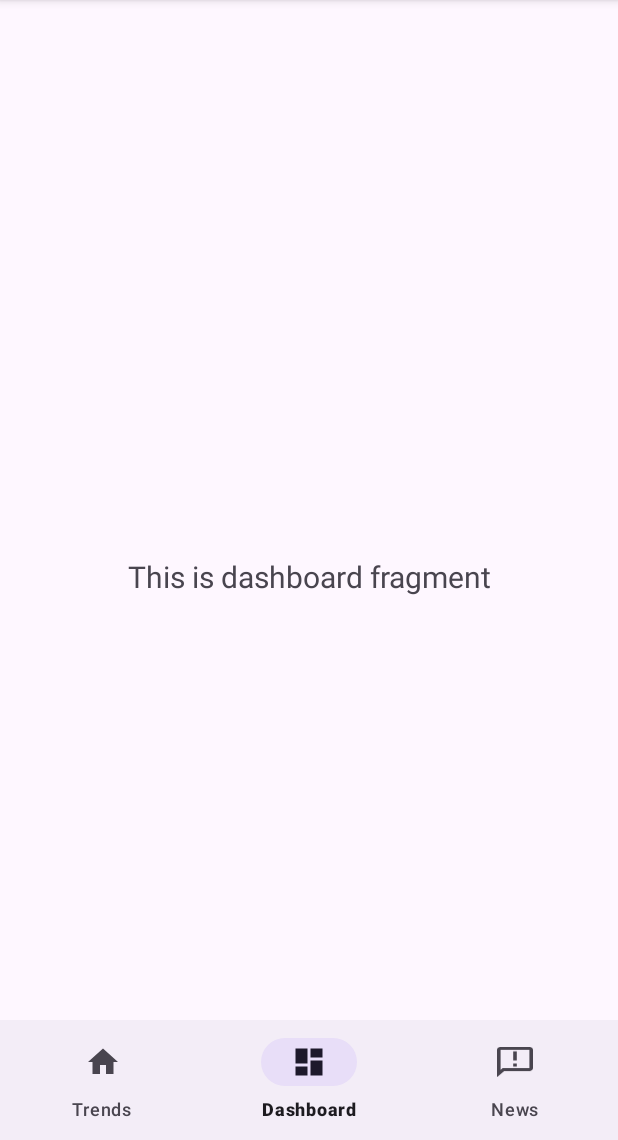
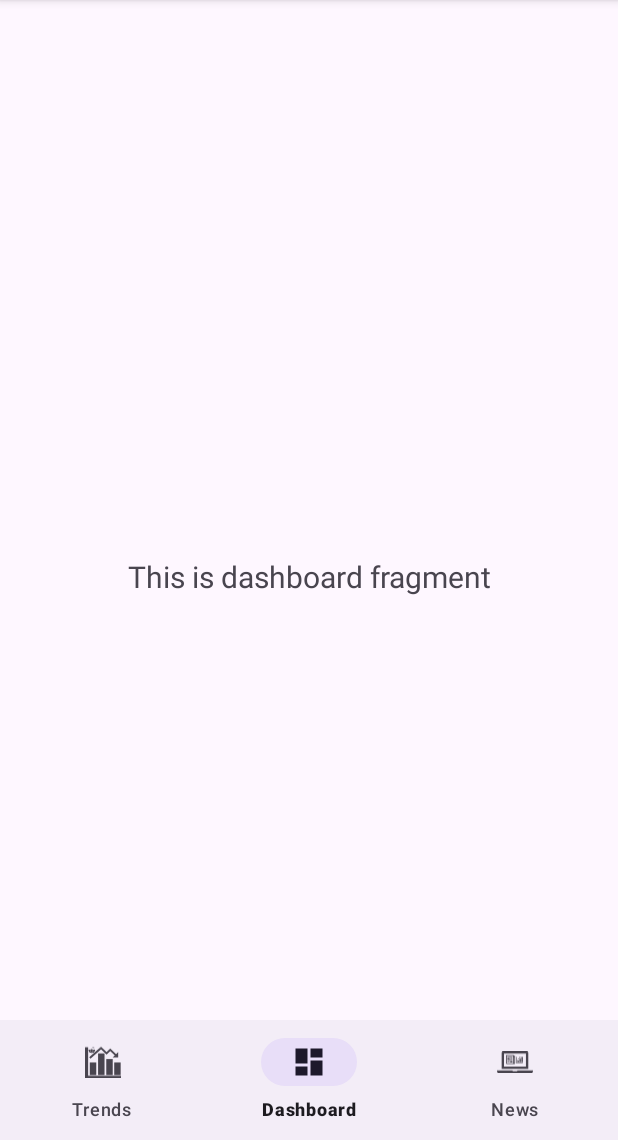
Before and after one commit to lightvision/Smart_Market_Insight, an Android app: the screen it shows after launch (MainActivity), item 2 of the bottom bar chosen, on a phone screen of 412 x 824 dp, the part 96-1236 px from its top. Run offline under Robolectric (Android 15) with nearby library versions, the phone set to English and light mode, and no system bars; our stand-ins replace navigation-ui.

```diff
--- a/app/src/main/res/drawable/ic_news_black_24dp.xml
+++ b/app/src/main/res/drawable/ic_news_black_24dp.xml
@@ -1,10 +1,60 @@
 <vector xmlns:android="http://schemas.android.com/apk/res/android"
-    android:width="405dp"
-    android:height="342dp"
-    android:viewportWidth="405"
-    android:viewportHeight="342">
-  <path
-      android:pathData="M364.5,0 L40.5,0C18.22,0 0,15.39 0,34.2L0,342 81,273.6 364.5,273.6C386.78,273.6 405,258.21 405,239.4L405,34.2C405,15.39 386.78,0 364.5,0ZM364.5,239.4 L64.19,239.4 40.5,259.41 40.5,34.2 364.5,34.2 364.5,239.4ZM182.25,51.3 L222.75,51.3 222.75,153.9 182.25,153.9ZM182.25,188.1 L222.75,188.1 222.75,222.3 182.25,222.3Z"
-      android:fillColor="#FF000000"
-      />
+    android:width="687dp"
+    android:height="409dp"
+    android:viewportWidth="687"
+    android:viewportHeight="409">
+  <group>
+    <clip-path
+        android:pathData="M0,0h687v409h-687z"/>
+    <path
+        android:fillColor="#FF000000"
+        android:pathData="M388.3,365 L388.3,372.33C388.56,376.13 385.63,379.41 381.76,379.67 381.46,379.69 381.15,379.69 380.84,379.67L306.16,379.67C302.3,379.92 298.95,377.04 298.7,373.24 298.68,372.94 298.68,372.64 298.7,372.33L298.7,365 0,365 0,379.67C0,395.87 13.37,409 29.87,409L657.13,409C673.63,409 687,395.87 687,379.67L687,365Z"
+        android:fillType="evenOdd"/>
+    <path
+        android:fillColor="#FF000000"
+        android:pathData="M552.18,292.17 L133.82,292.17 133.82,43.83 552.18,43.83ZM597,29.22C597,13.08 583.62,0 567.12,0L118.88,0C102.38,0 89,13.08 89,29.22L89,336 597,336Z"
+        android:fillType="evenOdd"/>
+    <path
+        android:fillColor="#FF000000"
+        android:pathData="M330.96,224.23C330.96,226.97 328.66,229.21 325.85,229.21 323.05,229.21 320.75,226.97 320.75,224.23L320.75,104.73 330.96,104.73 330.96,224.23ZM193.15,229.21C190.34,229.21 188.04,226.97 188.04,224.23L188.04,89.79 305.44,89.79 305.44,224.23C305.44,225.97 305.69,227.71 306.2,229.21L193.15,229.21ZM320.75,89.79 L320.75,74.85 172.73,74.85 172.73,224.23C172.73,235.18 181.92,244.15 193.15,244.15L325.85,244.15C337.08,244.15 346.27,235.18 346.27,224.23L346.27,89.79 320.75,89.79Z"/>
+    <path
+        android:fillColor="#FF000000"
+        android:pathData="M198.25,104.73 L295.23,104.73 295.23,114.69 198.25,114.69Z"/>
+    <path
+        android:fillColor="#FF000000"
+        android:pathData="M251.84,124.65 L295.23,124.65 295.23,134.6 251.84,134.6Z"/>
+    <path
+        android:fillColor="#FF000000"
+        android:pathData="M251.84,144.56 L295.23,144.56 295.23,154.52 251.84,154.52Z"/>
+    <path
+        android:fillColor="#FF000000"
+        android:pathData="M198.25,124.65 L241.64,124.65 241.64,154.52 198.25,154.52Z"/>
+    <path
+        android:fillColor="#FF000000"
+        android:pathData="M198.25,164.48 L295.23,164.48 295.23,174.44 198.25,174.44Z"/>
+    <path
+        android:fillColor="#FF000000"
+        android:pathData="M251.84,184.4 L295.23,184.4 295.23,214.27 251.84,214.27Z"/>
+    <path
+        android:fillColor="#FF000000"
+        android:pathData="M198.25,184.4 L241.64,184.4 241.64,194.35 198.25,194.35Z"/>
+    <path
+        android:fillColor="#FF000000"
+        android:pathData="M198.25,204.31 L241.64,204.31 241.64,214.27 198.25,214.27Z"/>
+    <path
+        android:fillColor="#FF000000"
+        android:pathData="M378.46,106.02 L367.52,106.02 367.52,229.98 493.3,229.98 493.3,219.35 378.46,219.35 378.46,106.02Z"/>
+    <path
+        android:fillColor="#FF000000"
+        android:pathData="M493.3,208.73 L465.96,208.73 465.96,106.02 493.3,106.02Z"/>
+    <path
+        android:fillColor="#FF000000"
+        android:pathData="M455.02,208.73 L427.68,208.73 427.68,141.44 455.02,141.44Z"/>
+    <path
+        android:fillColor="#FF000000"
+        android:pathData="M416.74,208.73 L389.4,208.73 389.4,173.31 416.74,173.31Z"/>
+    <path
+        android:fillColor="#FF000000"
+        android:pathData="M447.73,130.35 L447.73,106.02 422.68,106.02 432.64,115.69 388.65,158.42 393.79,163.41 437.78,120.7 447.73,130.35Z"/>
+  </group>
 </vector>
--- /dev/null
+++ b/app/src/main/res/drawable/ic_stocks_redit.xml
@@ -0,0 +1,41 @@
+<vector xmlns:android="http://schemas.android.com/apk/res/android"
+    android:width="435dp"
+    android:height="393dp"
+    android:viewportWidth="435"
+    android:viewportHeight="393">
+  <group>
+    <clip-path
+        android:pathData="M0,0h435v393h-435z"/>
+    <path
+        android:fillColor="#FF000000"
+        android:pathData="M334.1,142 L359.63,117.38 305.22,64.92 260.62,107.92 178,28.16 193.72,13 260.62,77.5 305.22,34.5 375.47,102.12 401,77.5 401,142 334.1,142Z"
+        android:fillType="evenOdd"/>
+    <path
+        android:fillColor="#FF000000"
+        android:pathData="M37.83,18 L0,18 0,393 435,393 435,360.86 37.83,360.86 37.83,18Z"
+        android:fillType="evenOdd"/>
+    <path
+        android:fillColor="#FF000000"
+        android:pathData="M236,354 L158,354 158,93 236,93Z"
+        android:fillType="evenOdd"/>
+    <path
+        android:fillColor="#FF000000"
+        android:pathData="M136,354 L58,354 58,202 136,202Z"
+        android:fillType="evenOdd"/>
+    <path
+        android:fillColor="#FF000000"
+        android:pathData="M335,354 L257,354 257,161 335,161Z"
+        android:fillType="evenOdd"/>
+    <path
+        android:fillColor="#FF000000"
+        android:pathData="M217.27,68.71 L156.86,0.38 179.52,26.01 51.39,139.28 66.5,156.37 194.62,43.09 217.27,68.71Z"
+        android:fillType="evenOdd"/>
+    <path
+        android:fillColor="#FF000000"
+        android:pathData="M122,55.5C122,50.5 118,46.5 113,47 111,47 108.5,48 107,49.5 100,45 92,42 83.5,42L87.5,23 100.5,26C100.5,29.5 103.5,32 107,32 110.5,32 113,29 113,25.5 113,22 110,19.5 106.5,19.5 104,19.5 102,21 101,23L87,19.5 86,19.5C85.5,19.5 85.5,20 85.5,20.5L80.5,42C72,42 64,44.5 57,49.5 53.5,46 48,46 44.5,49.5 41,53 41,58.5 44.5,62 45,62.5 46,63.5 47,63.5L47,66C47,79.5 62.5,90.5 82,90.5 101.5,90.5 117,79.5 117,66L117,63.5C120,62 122,59 122,55.5ZM62,62C62,58.5 65,56 68,56 71.5,56 74,59 74,62 74,65 71,68 68,68 64.5,68 62,65.5 62,62ZM97,78.5C92.5,81.5 87.5,83.5 82,83 76.5,83 71.5,81.5 67,78.5 66.5,78 66.5,77 67,76 67.5,75.5 68.5,75.5 69,76 72.5,78.5 77,80 81.5,79.5 86,80 90.5,78.5 94,76 94.5,75.5 95.5,75.5 96.5,76 97.5,76.5 97.5,77.5 97,78.5ZM95.5,68C92,68 89.5,65 89.5,62 89.5,59 92.5,56 95.5,56 99,56 101.5,59 101.5,62 102,65.5 99,68 95.5,68Z"/>
+    <path
+        android:fillColor="#FF000000"
+        android:pathData="M431,354 L353,354 353,202 431,202Z"
+        android:fillType="evenOdd"/>
+  </group>
+</vector>
--- a/app/src/main/res/menu/bottom_nav_menu.xml
+++ b/app/src/main/res/menu/bottom_nav_menu.xml
@@ -3,7 +3,7 @@
 
     <item
         android:id="@+id/navigation_home"
-        android:icon="@drawable/ic_home_black_24dp"
+        android:icon="@drawable/ic_stocks_redit"
         android:title="@string/title_home" />
 
     <item
```
Also changed, not shown: 2 other files.
